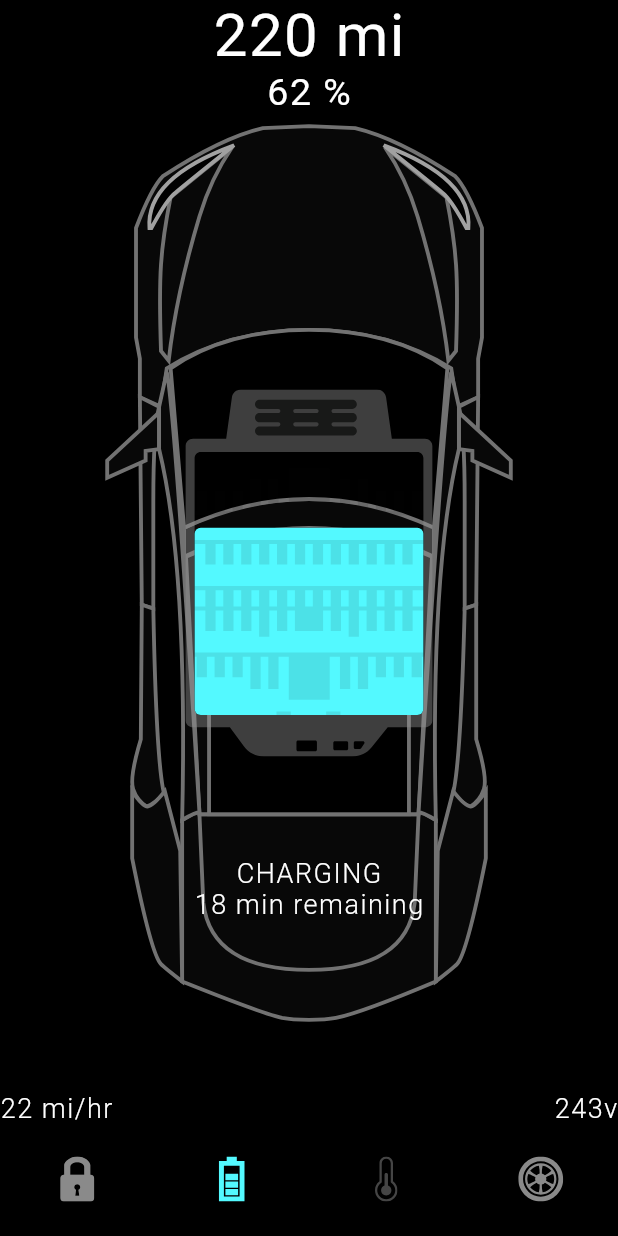
After one commit to blackshadowsoftwareltd/Car-Controller-Animation, a Flutter app: the screen it shows after launch, item 2 of the bottom bar chosen, on a phone screen of 412 x 824 dp. The commit adds this screen. Run offline on Flutter 3.47's test engine with Material 2 defaults, Android fonts, the phone set to English and light mode, and no system bars; our stand-ins replace flutter_svg.

Commit message:
Battery screen

```diff
--- a/lib/constants/constants.dart
+++ b/lib/constants/constants.dart
@@ -6,6 +6,16 @@ const Color redColor = Color(0xFFFF5368);
 const double defaultPadding = 15;
 const Duration defaultDuration = Duration(milliseconds: 500);
 
+const largeStyle =
+    TextStyle(color: Colors.white, fontSize: 40, letterSpacing: 1);
+const mediumStyle =
+    TextStyle(color: Colors.white, fontSize: 25, letterSpacing: 1);
+const smallStyle = TextStyle(
+    color: Colors.white,
+    fontSize: 18,
+    fontWeight: FontWeight.w300,
+    letterSpacing: 1);
+
 List<String> navIconSrc = [
   'assets/icons/Lock.svg',
   'assets/icons/Charge.svg',
--- a/lib/controller/home_controller.dart
+++ b/lib/controller/home_controller.dart
@@ -1,6 +1,8 @@
 import 'package:flutter/cupertino.dart';
 
 class HomeController extends ChangeNotifier {
+  int selectedBottomTab = 0;
+
   bool isRightDoorLock = true;
   bool isLeftDoorLock = true;
   bool isTopDoorLock = true;
@@ -25,4 +27,9 @@ class HomeController extends ChangeNotifier {
     isBottomDoorLock = !isBottomDoorLock;
     notifyListeners();
   }
+
+  setSelectedBottomTab(value) {
+    selectedBottomTab = value;
+    notifyListeners();
+  }
 }
--- a/lib/main.dart
+++ b/lib/main.dart
@@ -15,7 +15,7 @@ class Home extends StatelessWidget {
           brightness: Brightness.dark,
           scaffoldBackgroundColor: Colors.black,
           primarySwatch: Colors.blue),
-      home: HomeScreen(),
+      home: const HomeScreen(),
     );
   }
 }
--- /dev/null
+++ b/lib/screens/home/components/battery_status.dart
@@ -0,0 +1,26 @@
+import 'package:animationzz/constants/constants.dart';
+import 'package:flutter/material.dart';
+
+class BatteryStatus extends StatelessWidget {
+  const BatteryStatus({
+    Key? key,
+    required this.constraints,
+  }) : super(key: key);
+  final BoxConstraints constraints;
+  @override
+  Widget build(BuildContext context) {
+    return Column(children: [
+      const Text('220 mi', style: largeStyle),
+      const Text('62 %', style: mediumStyle),
+      const Spacer(),
+      const Text('CHARGING', style: smallStyle),
+      const Text('18 min remaining', style: smallStyle),
+      SizedBox(height: constraints.maxHeight * .15),
+      Row(mainAxisAlignment: MainAxisAlignment.spaceBetween, children: const [
+        Text('22 mi/hr', style: smallStyle),
+        Text('243v', style: smallStyle)
+      ]),
+      const SizedBox(height: defaultPadding)
+    ]);
+  }
+}
--- a/lib/screens/home/home_screen.dart
+++ b/lib/screens/home/home_screen.dart
@@ -4,21 +4,55 @@ import 'package:animationzz/controller/home_controller.dart';
 import 'package:flutter/material.dart';
 import 'package:flutter_svg/flutter_svg.dart';
 
+import 'components/battery_status.dart';
 import 'components/bottom_nav_bar.dart';
 
-class HomeScreen extends StatelessWidget {
-  HomeScreen({Key? key}) : super(key: key);
+class HomeScreen extends StatefulWidget {
+  const HomeScreen({Key? key}) : super(key: key);
+
+  @override
+  State<HomeScreen> createState() => _HomeScreenState();
+}
+
+class _HomeScreenState extends State<HomeScreen>
+    with SingleTickerProviderStateMixin {
   final HomeController _controller = HomeController();
+  late AnimationController _batteryAnimationController;
+  late Animation<double> _batteryAnimation;
+  late Animation<double> _batteryStatusAnimation;
+  @override
+  void initState() {
+    super.initState();
+    setupBatteryAnimation();
+  }
+
+  @override
+  void dispose() {
+    super.dispose();
+    _batteryAnimationController.dispose();
+  }
+
   @override
   Widget build(BuildContext context) {
     return AnimatedBuilder(
-        animation: _controller,
+        animation: Listenable.merge([_controller, _batteryAnimationController]),
         builder: (context, snapshot) {
           return Scaffold(
 
               /// bottom navigation bar
-              bottomNavigationBar:
-                  BottomNavBar(onPressed: (index) {}, selectedTab: 0),
+              bottomNavigationBar: BottomNavBar(
+                  onPressed: (index) {
+                    if (index == 1) {
+                      _batteryAnimationController.forward();
+                    } else if (_controller.selectedBottomTab == 1 &&
+                        index != 1) {
+                      _batteryAnimationController.reverse();
+                    }
+
+                    /// this line must be bottom from the conditions
+                    _controller.setSelectedBottomTab(index);
+                  },
+                  selectedTab: _controller.selectedBottomTab),
 
               /// body
               body: SafeArea(
@@ -29,28 +63,78 @@ class HomeScreen extends StatelessWidget {
                           vertical: constraints.maxHeight * 0.1),
                       child: SvgPicture.asset('assets/icons/Car.svg',
                           width: double.infinity)),
-                  Positioned(
-                      right: constraints.maxWidth * 0.03,
+                  AnimatedPositioned(
+                      duration: defaultDuration,
+                      right: _controller.selectedBottomTab == 0
+                          ? constraints.maxWidth * 0.03
+                          : constraints.maxWidth / 2,
+                      child: AnimatedOpacity(
+                        duration: defaultDuration,
+                        opacity: _controller.selectedBottomTab == 0 ? 1 : 0,
                         child: DoorLock(
                             isLocked: _controller.isRightDoorLock,
-                          onPressed: _controller.updateRightDoorLock)),
-                  Positioned(
-                      left: constraints.maxWidth * 0.03,
+                            onPressed: _controller.updateRightDoorLock),
+                      )),
+                  AnimatedPositioned(
+                      duration: defaultDuration,
+                      left: _controller.selectedBottomTab == 0
+                          ? constraints.maxWidth * 0.03
+                          : constraints.maxWidth / 2,
+                      child: AnimatedOpacity(
+                        duration: defaultDuration,
+                        opacity: _controller.selectedBottomTab == 0 ? 1 : 0,
                         child: DoorLock(
                             isLocked: _controller.isLeftDoorLock,
-                          onPressed: _controller.updateLeftDoorLock)),
-                  Positioned(
-                      top: constraints.maxHeight * 0.13,
+                            onPressed: _controller.updateLeftDoorLock),
+                      )),
+                  AnimatedPositioned(
+                      duration: defaultDuration,
+                      top: _controller.selectedBottomTab == 0
+                          ? constraints.maxHeight * 0.13
+                          : constraints.maxHeight / 2,
+                      child: AnimatedOpacity(
+                        duration: defaultDuration,
+                        opacity: _controller.selectedBottomTab == 0 ? 1 : 0,
                         child: DoorLock(
                             isLocked: _controller.isTopDoorLock,
-                          onPressed: _controller.updateTopDoorLock)),
-                  Positioned(
-                      bottom: constraints.maxHeight * 0.17,
+                            onPressed: _controller.updateTopDoorLock),
+                      )),
+                  AnimatedPositioned(
+                      duration: defaultDuration,
+                      bottom: _controller.selectedBottomTab == 0
+                          ? constraints.maxHeight * 0.17
+                          : constraints.maxHeight / 2,
+                      child: AnimatedOpacity(
+                        duration: defaultDuration,
+                        opacity: _controller.selectedBottomTab == 0 ? 1 : 0,
                         child: DoorLock(
                             isLocked: _controller.isBottomDoorLock,
-                          onPressed: _controller.updateBottomDoorLock)),
+                            onPressed: _controller.updateBottomDoorLock),
+                      )),
+                  AnimatedOpacity(
+                      duration: defaultDuration,
+                      opacity: _batteryAnimation.value,
+                      child: SvgPicture.asset('assets/icons/Battery.svg',
+                          width: constraints.maxWidth * .4)),
+                  AnimatedPositioned(
+                      top: 50 * (1 - _batteryStatusAnimation.value),
+                      height: constraints.maxHeight,
+                      width: constraints.maxWidth,
+                      duration: defaultDuration,
+                      child: Opacity(
+                          opacity: _batteryStatusAnimation.value,
+                          child: BatteryStatus(constraints: constraints)))
                 ]);
               })));
         });
   }
+
+  void setupBatteryAnimation() {
+    _batteryAnimationController = AnimationController(
+        vsync: this, duration: const Duration(milliseconds: 600));
+    _batteryAnimation = CurvedAnimation(
+        parent: _batteryAnimationController, curve: const Interval(0, .5));
+    _batteryStatusAnimation = CurvedAnimation(
+        parent: _batteryAnimationController, curve: const Interval(.6, 1));
   }
+}
```
Also changed, not shown: 1 other file. Lines whose indentation alone changed are shown as unchanged.
